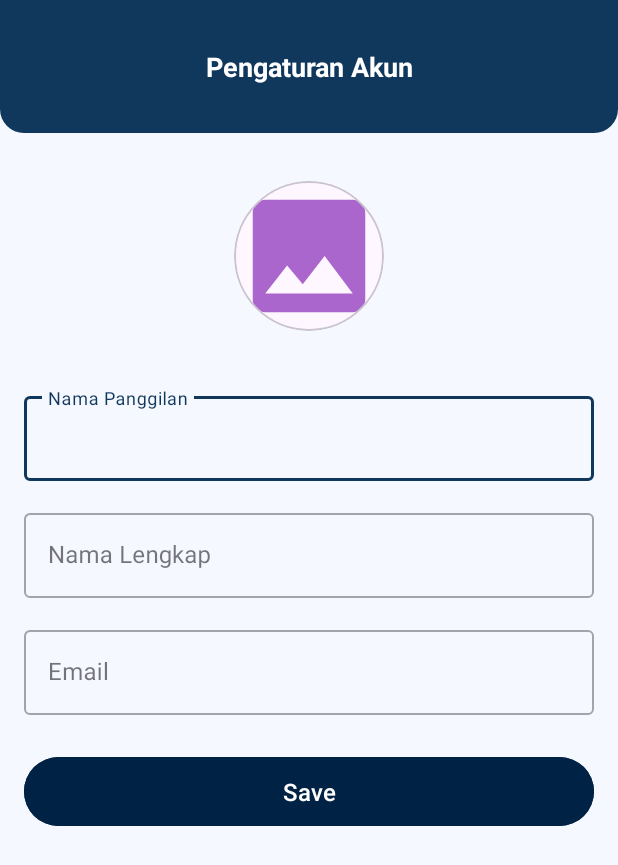
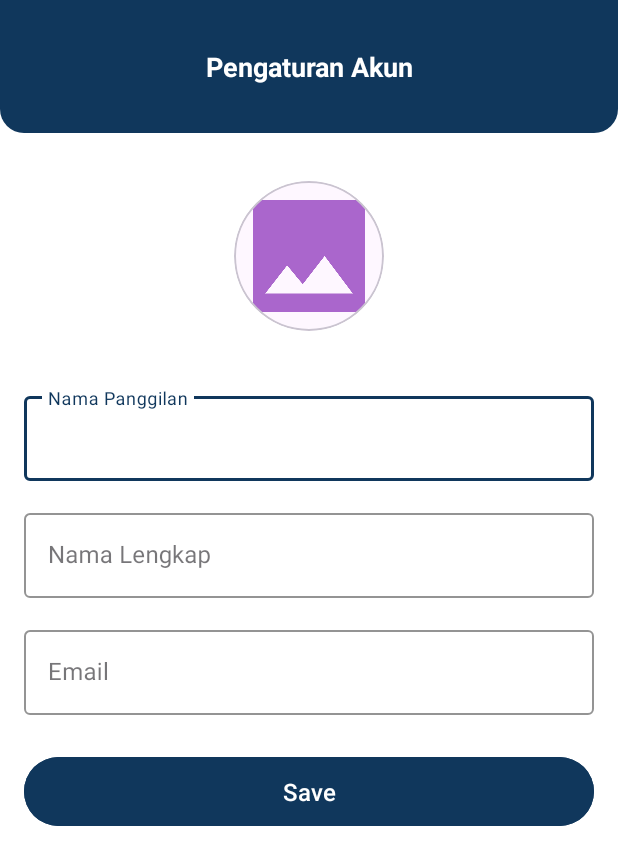
Before and after one commit to andregtproject/HonDealz, an Android app: the EditProfileActivity screen opened directly, with no data from a screen before it, on a phone screen of 412 x 824 dp. Shown: the top 865 px of the screen. Run offline under Robolectric (Android 15) with nearby library versions, the phone set to English and light mode, and no system bars.

Commit message:
Implementing Profile

```diff
--- a/app/src/main/java/com/capstone/project/hondealz/data/HonDealzRepository.kt
+++ b/app/src/main/java/com/capstone/project/hondealz/data/HonDealzRepository.kt
@@ -121,6 +121,8 @@ class HonDealzRepository(
     fun getSession(): Flow<UserModel> {
         return userPreference.getSession()
     }
+
+    fun getPdfUrl(): String {
+        return "https://drive.google.com/file/d/12vUeulo2NfY3n8VgvQhfZtAhypEFZ-Qa/view?usp=sharing"
+    }
 }
-
-//TO DO: taruh link drive, bikin function baru.
--- a/app/src/main/res/layout/activity_about.xml
+++ b/app/src/main/res/layout/activity_about.xml
@@ -61,6 +61,7 @@
                         android:id="@+id/app_icon"
                         android:layout_width="120dp"
                         android:layout_height="120dp"
+                        android:contentDescription="@string/content_description"
                         android:src="@drawable/app_logo" />
 
                     <TextView
--- a/app/src/main/res/layout/activity_edit_profile.xml
+++ b/app/src/main/res/layout/activity_edit_profile.xml
@@ -3,7 +3,7 @@
     xmlns:app="http://schemas.android.com/apk/res-auto"
     android:layout_width="match_parent"
     android:layout_height="match_parent"
-    android:background="#F5F8FF">
+    android:background="@color/white">
 
     <com.google.android.material.appbar.AppBarLayout
         android:id="@+id/app_bar_layout"
@@ -26,8 +26,8 @@
                 android:layout_width="match_parent"
                 android:layout_height="wrap_content"
                 android:gravity="center"
-                android:text="Pengaturan Akun"
-                android:textColor="#FFFFFF"
+                android:text="@string/pengaturan_akun"
+                android:textColor="@color/white"
                 android:textSize="18sp"
                 android:textStyle="bold"
                 app:layout_constraintBottom_toBottomOf="parent"
@@ -38,7 +38,7 @@
     <ScrollView
         android:layout_width="match_parent"
         android:layout_height="match_parent"
-        android:background="#F5F8FF"
+        android:background="@color/white"
         android:padding="16dp"
         app:layout_behavior="@string/appbar_scrolling_view_behavior">
 
@@ -58,6 +58,7 @@
                     android:id="@+id/imgProfile"
                     android:layout_width="match_parent"
                     android:layout_height="match_parent"
+                    android:contentDescription="@string/content_description"
                     android:src="@drawable/ic_image_placeholder2"
                     android:scaleType="centerCrop" />
             </com.google.android.material.card.MaterialCardView>
@@ -66,13 +67,14 @@
                 android:layout_width="match_parent"
                 android:layout_height="wrap_content"
                 android:layout_marginTop="38dp"
-                style="@style/Widget.MaterialComponents.TextInputLayout.OutlinedBox">
+                style="@style/Widget.MaterialComponents.TextInputLayout.OutlinedBox"
+                app:boxStrokeColor="@color/colorPrimary">
 
                 <com.google.android.material.textfield.TextInputEditText
                     android:id="@+id/etUsername"
                     android:layout_width="match_parent"
                     android:layout_height="wrap_content"
-                    android:hint="Nama Panggilan"
+                    android:hint="@string/username"
                     android:inputType="text" />
             </com.google.android.material.textfield.TextInputLayout>
 
@@ -80,13 +82,14 @@
                 android:layout_width="match_parent"
                 android:layout_height="wrap_content"
                 android:layout_marginTop="16dp"
-                style="@style/Widget.MaterialComponents.TextInputLayout.OutlinedBox">
+                style="@style/Widget.MaterialComponents.TextInputLayout.OutlinedBox"
+                app:boxStrokeColor="@color/colorPrimary">
 
                 <com.google.android.material.textfield.TextInputEditText
                     android:id="@+id/etFullName"
                     android:layout_width="match_parent"
                     android:layout_height="wrap_content"
-                    android:hint="Nama Lengkap"
+                    android:hint="@string/full_name"
                     android:inputType="text" />
             </com.google.android.material.textfield.TextInputLayout>
 
@@ -94,13 +97,14 @@
                 android:layout_width="match_parent"
                 android:layout_height="wrap_content"
                 android:layout_marginTop="16dp"
-                style="@style/Widget.MaterialComponents.TextInputLayout.OutlinedBox">
+                style="@style/Widget.MaterialComponents.TextInputLayout.OutlinedBox"
+                app:boxStrokeColor="@color/colorPrimary">
 
                 <com.google.android.material.textfield.TextInputEditText
                     android:id="@+id/etEmail"
                     android:layout_width="match_parent"
                     android:layout_height="wrap_content"
-                    android:hint="Email"
+                    android:hint="@string/email"
                     android:inputType="textEmailAddress" />
             </com.google.android.material.textfield.TextInputLayout>
 
@@ -109,10 +113,10 @@
                 android:layout_width="match_parent"
                 android:layout_height="wrap_content"
                 android:layout_marginTop="24dp"
-                android:backgroundTint="#002244"
+                android:backgroundTint="@color/colorPrimary"
                 android:padding="12dp"
-                android:text="Save"
-                android:textColor="#FFFFFF"
+                android:text="@string/save"
+                android:textColor="@color/white"
                 android:textSize="16sp" />
 
         </LinearLayout>
--- a/app/src/main/res/layout/user_manual_activity.xml
+++ b/app/src/main/res/layout/user_manual_activity.xml
@@ -28,8 +28,8 @@
                 android:layout_width="match_parent"
                 android:layout_height="wrap_content"
                 android:gravity="center"
-                android:text="Panduan"
-                android:textColor="#FFFFFF"
+                android:text="@string/panduan"
+                android:textColor="@color/white"
                 android:textSize="18sp"
                 android:textStyle="bold"
                 app:layout_constraintBottom_toBottomOf="parent"
```
Also changed, not shown: app/src/main/java/com/capstone/project/hondealz/view/EditProfileActivity.kt (+0 -10 lines), app/src/main/java/com/capstone/project/hondealz/view/EditProfileViewModel.kt (+20 -2 lines), app/src/main/java/com/capstone/project/hondealz/view/ViewModelFactory.kt (+0 -7 lines), app/src/main/java/com/capstone/project/hondealz/view/fragments/profile/ProfileFragment.kt (+54 -16 lines), app/src/main/java/com/capstone/project/hondealz/view/fragments/profile/ProfileViewModel.kt (+12 -0 lines), app/src/main/java/com/capstone/project/hondealz/view/fragments/profile/UserManualViewModel.kt (+5 -2 lines), app/src/main/res/layout/dialog_report_bug.xml (added, +32 -0 lines), app/src/main/res/layout/fragment_profile.xml (+73 -31 lines), app/src/main/res/values/strings.xml (+14 -1 lines).
